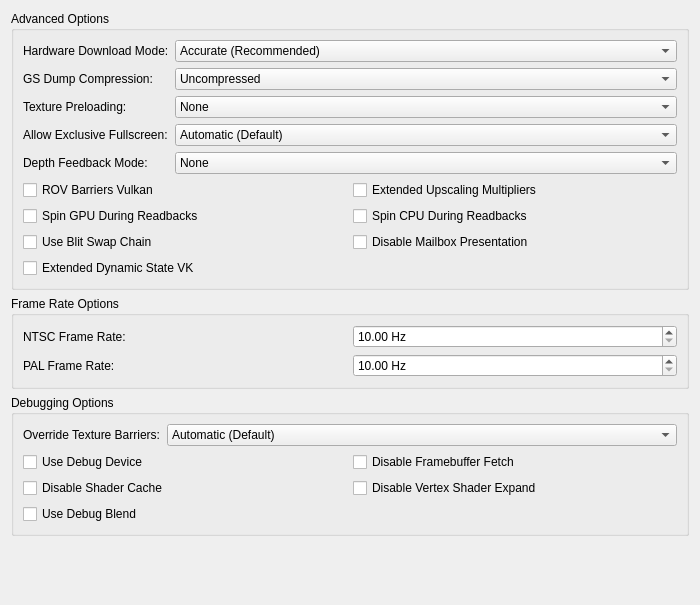
The window that pcsx2-qt/Settings/GraphicsAdvancedSettingsTab.ui (PCSX2/pcsx2) describes before a commit, drawn with Qt 5.
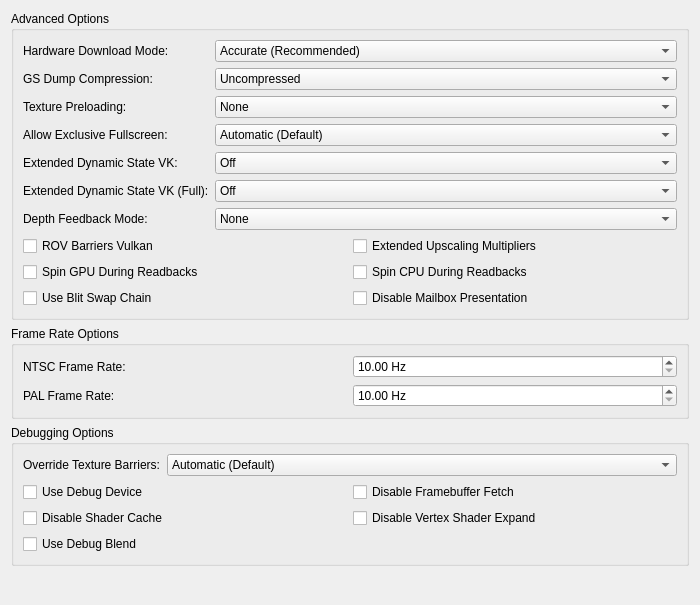
The same window after the commit.

Commit message:
GS:VK: Add setting to use EDS for all pipeline.
Workaround for Nvidia issues.

What changed in the file:
```diff
--- a/pcsx2-qt/Settings/GraphicsAdvancedSettingsTab.ui
+++ b/pcsx2-qt/Settings/GraphicsAdvancedSettingsTab.ui
@@ -94,6 +94,59 @@
         </item>
        </widget>
       </item>
+      <item row="4" column="0">
+       <widget class="QLabel" name="edsVKLabel">
+        <property name="text">
+         <string>Extended Dynamic State VK:</string>
+        </property>
+        <property name="buddy">
+         <cstring>edsVK</cstring>
+        </property>
+       </widget>
+      </item>
+      <item row="4" column="1">
+       <widget class="QComboBox" name="edsVK">
+        <item>
+         <property name="text">
+          <string>Off</string>
+         </property>
+        </item>
+        <item>
+         <property name="text">
+          <string>Always</string>
+         </property>
+        </item>
+       </widget>
+      </item>
+      <item row="5" column="0">
+       <widget class="QLabel" name="edsVKFullLabel">
+        <property name="text">
+         <string>Extended Dynamic State VK (Full):</string>
+        </property>
+        <property name="buddy">
+         <cstring>edsFullVK</cstring>
+        </property>
+       </widget>
+      </item>
+      <item row="5" column="1">
+       <widget class="QComboBox" name="edsFullVK">
+        <item>
+         <property name="text">
+          <string>Off</string>
+         </property>
+        </item>
+        <item>
+         <property name="text">
+          <string>Auto</string>
+         </property>
+        </item>
+        <item>
+         <property name="text">
+          <string>Always</string>
+         </property>
+        </item>
+       </widget>
+      </item>
       <item row="10" column="0" colspan="2">
        <layout class="QGridLayout" name="advancedLayout">
         <item row="2" column="1">
@@ -138,16 +191,9 @@
           </property>
          </widget>
         </item>
-        <item row="4" column="0">
-         <widget class="QCheckBox" name="edsVK">
-          <property name="text">
-           <string>Extended Dynamic State VK</string>
-          </property>
-         </widget>
-        </item>
        </layout>
       </item>
-      <item row="6" column="0">
+      <item row="3" column="0">
        <widget class="QLabel" name="exclussiveFSLabel">
         <property name="text">
          <string>Allow Exclusive Fullscreen:</string>
@@ -157,7 +203,7 @@
         </property>
        </widget>
       </item>
-      <item row="6" column="1">
+      <item row="3" column="1">
        <widget class="QComboBox" name="exclusiveFullscreenControl">
         <item>
          <property name="text">
@@ -176,7 +222,7 @@
         </item>
        </widget>
       </item>
-      <item row="5" column="1">
+      <item row="2" column="1">
        <widget class="QComboBox" name="texturePreloading">
         <item>
          <property name="text">
@@ -195,7 +241,7 @@
         </item>
        </widget>
       </item>
-      <item row="5" column="0">
+      <item row="2" column="0">
        <widget class="QLabel" name="label">
         <property name="text">
          <string>Texture Preloading:</string>
```
The commit also changes 6 other files.
